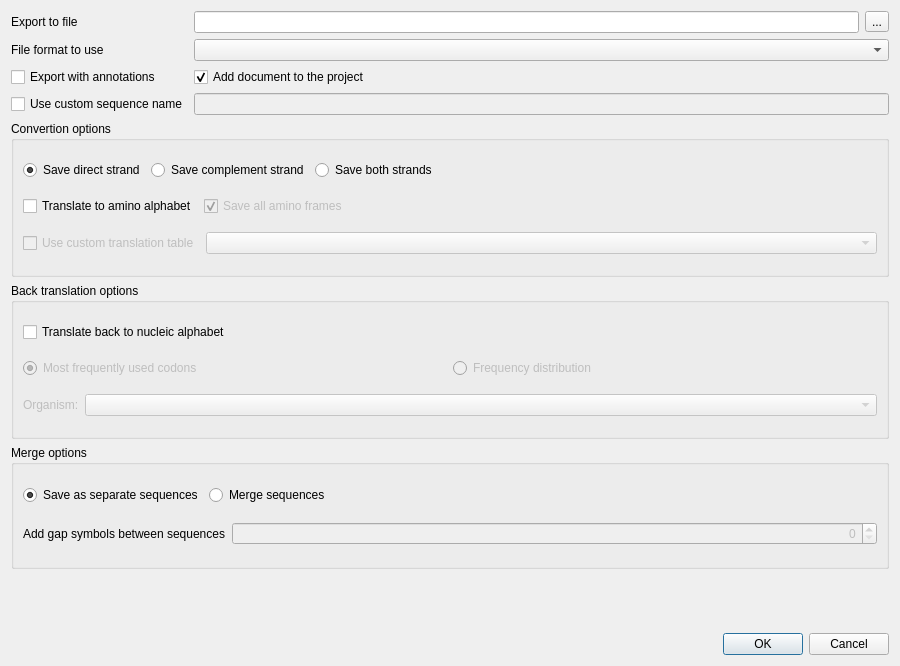
Before: the Qt Designer form src/plugins/dna_export/src/ExportSequencesDialog.ui in violethaze74/ugene, drawn with Qt 5.
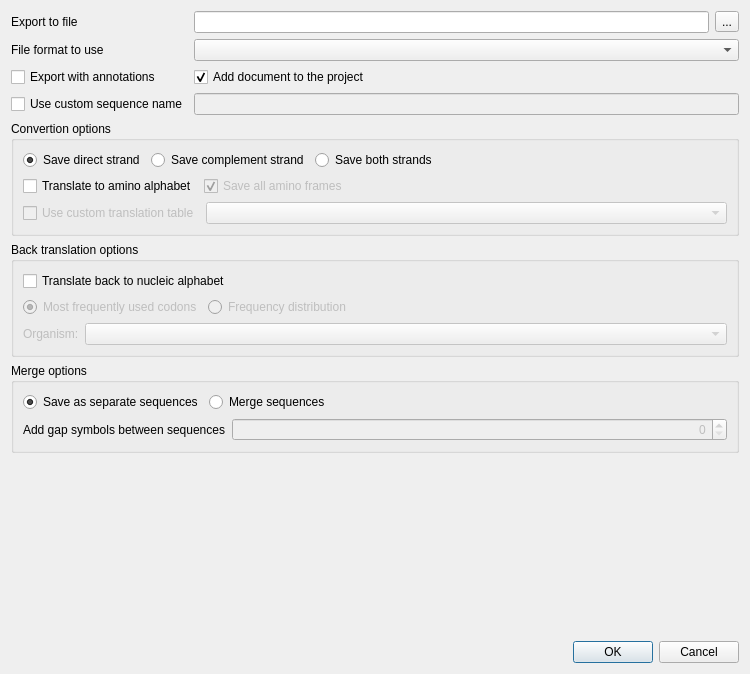
After: the same form once the commit is applied.

Commit message: UGENE-7727. Fix for Windows

Patch:
```diff
--- a/src/plugins/dna_export/src/ExportSequencesDialog.ui
+++ b/src/plugins/dna_export/src/ExportSequencesDialog.ui
@@ -6,8 +6,8 @@
    <rect>
     <x>0</x>
     <y>0</y>
-    <width>900</width>
-    <height>666</height>
+    <width>750</width>
+    <height>674</height>
    </rect>
   </property>
   <property name="sizePolicy">
@@ -18,7 +18,7 @@
   </property>
   <property name="minimumSize">
    <size>
-    <width>900</width>
+    <width>750</width>
     <height>400</height>
    </size>
   </property>
@@ -112,7 +112,7 @@
      <property name="minimumSize">
       <size>
        <width>0</width>
-       <height>156</height>
+       <height>0</height>
       </size>
      </property>
      <property name="title">
@@ -232,7 +232,7 @@
      <property name="minimumSize">
       <size>
        <width>0</width>
-       <height>156</height>
+       <height>0</height>
       </size>
      </property>
      <property name="title">
@@ -247,7 +247,7 @@
        </widget>
       </item>
       <item>
-       <layout class="QHBoxLayout" name="horizontalLayout_4" stretch="0,0">
+       <layout class="QHBoxLayout" name="horizontalLayout_4">
         <item>
          <widget class="QRadioButton" name="mostFrequentlyButton">
           <property name="enabled">
@@ -271,6 +271,19 @@
           </property>
          </widget>
         </item>
+        <item>
+         <spacer name="horizontalSpacer_4">
+          <property name="orientation">
+           <enum>Qt::Horizontal</enum>
+          </property>
+          <property name="sizeHint" stdset="0">
+           <size>
+            <width>40</width>
+            <height>20</height>
+           </size>
+          </property>
+         </spacer>
+        </item>
        </layout>
       </item>
       <item>
@@ -311,7 +324,7 @@
      <property name="minimumSize">
       <size>
        <width>0</width>
-       <height>124</height>
+       <height>0</height>
       </size>
      </property>
      <property name="title">
```
